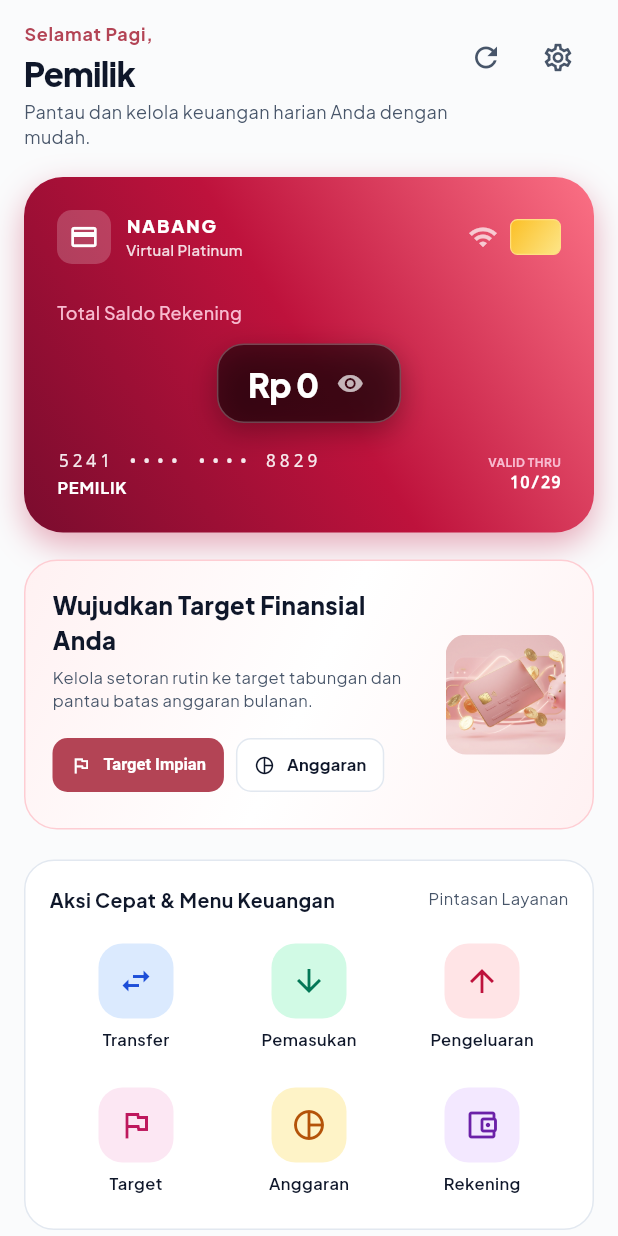
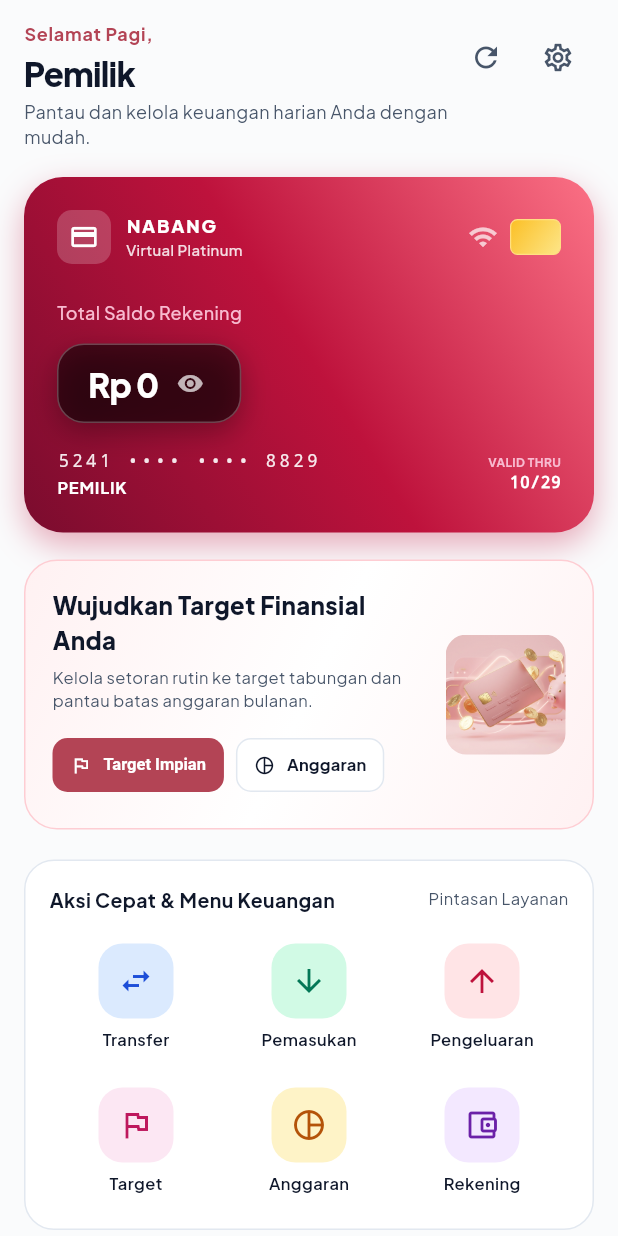
Before and after one commit to fdwi/nabang, a Flutter app: the DashboardScreen screen opened directly with empty values, on a phone screen of 412 x 824 dp. Run offline on Flutter 3.47's test engine with Material 3 defaults, Android fonts, the phone set to English and light mode, and no system bars; our stand-ins replace google_fonts, supabase_flutter; accounts and stored records are empty.

Commit message:
style: align balance pill to the left on both web and flutter mobile cards

```diff
--- a/mobile/lib/screens/dashboard/dashboard_screen.dart
+++ b/mobile/lib/screens/dashboard/dashboard_screen.dart
@@ -313,7 +313,8 @@ class DashboardScreenState extends State<DashboardScreen> {
                         ),
                       ),
                       const SizedBox(height: 12),
-                      Center(
+                      Align(
+                        alignment: Alignment.centerLeft,
                         child: Container(
                           padding: const EdgeInsets.symmetric(horizontal: 20, vertical: 10),
                           decoration: BoxDecoration(
```
Also changed, not shown: 1 other file.
